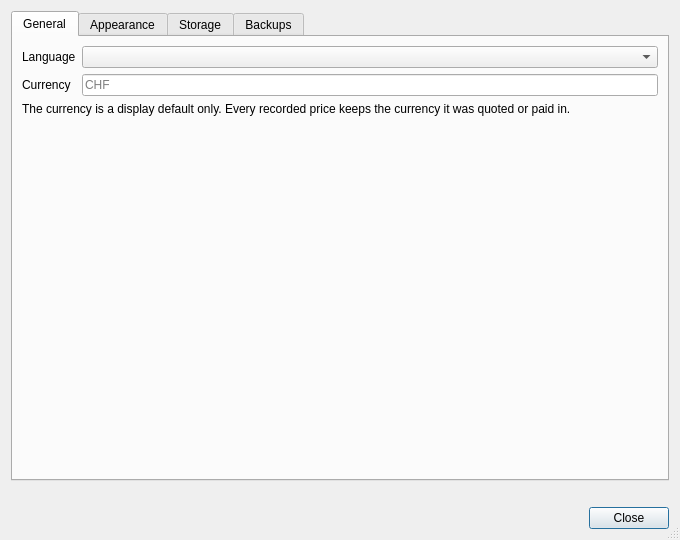
Qt form examples/PartManagerApp/src/ui/PartManager_SettingsDialog.ui (KROIA/PartManager) before a commit.
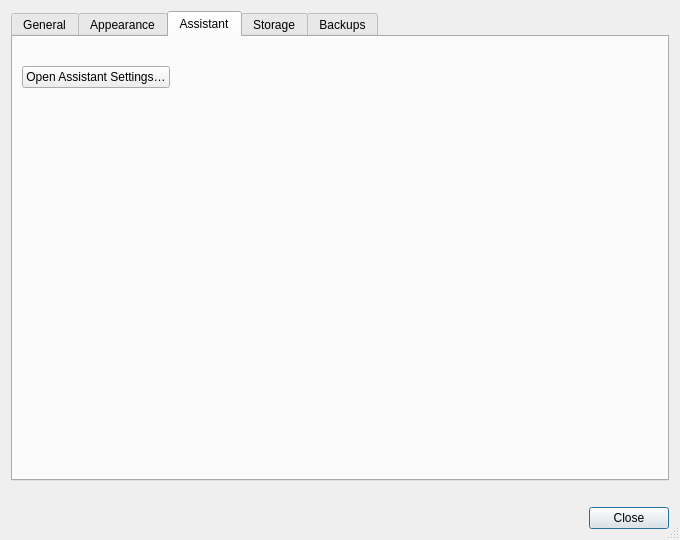
The same form after that commit. The open tabs and pages were chosen to show the change.

Diff of the .ui file:
```diff
--- a/examples/PartManagerApp/src/ui/PartManager_SettingsDialog.ui
+++ b/examples/PartManagerApp/src/ui/PartManager_SettingsDialog.ui
@@ -90,6 +90,73 @@
        </item>
       </layout>
      </widget>
+     <widget class="QWidget" name="assistantTab">
+      <attribute name="title">
+       <string>Assistant</string>
+      </attribute>
+      <layout class="QVBoxLayout" name="assistantLayout">
+       <item>
+        <widget class="QLabel" name="assistantIntroLabel">
+         <property name="text">
+          <string notr="true"/>
+         </property>
+         <property name="wordWrap">
+          <bool>true</bool>
+         </property>
+        </widget>
+       </item>
+       <item>
+        <layout class="QHBoxLayout" name="assistantButtonRow">
+         <item>
+          <widget class="QPushButton" name="llmSettingsButton">
+           <property name="text">
+            <string>Open Assistant Settings…</string>
+           </property>
+           <property name="toolTip">
+            <string>Provider and model, which tools the assistant may call, what it has spent, and the background agents that are running.</string>
+           </property>
+          </widget>
+         </item>
+         <item>
+          <spacer name="assistantButtonSpacer">
+           <property name="orientation">
+            <enum>Qt::Horizontal</enum>
+           </property>
+           <property name="sizeHint" stdset="0">
+            <size>
+             <width>40</width>
+             <height>20</height>
+            </size>
+           </property>
+          </spacer>
+         </item>
+        </layout>
+       </item>
+       <item>
+        <widget class="QLabel" name="assistantKeyLabel">
+         <property name="text">
+          <string notr="true"/>
+         </property>
+         <property name="wordWrap">
+          <bool>true</bool>
+         </property>
+        </widget>
+       </item>
+       <item>
+        <spacer name="assistantBottomSpacer">
+         <property name="orientation">
+          <enum>Qt::Vertical</enum>
+         </property>
+         <property name="sizeHint" stdset="0">
+          <size>
+           <width>20</width>
+           <height>40</height>
+          </size>
+         </property>
+        </spacer>
+       </item>
+      </layout>
+     </widget>
      <widget class="QWidget" name="storageTab">
       <attribute name="title">
        <string>Storage</string>
```
